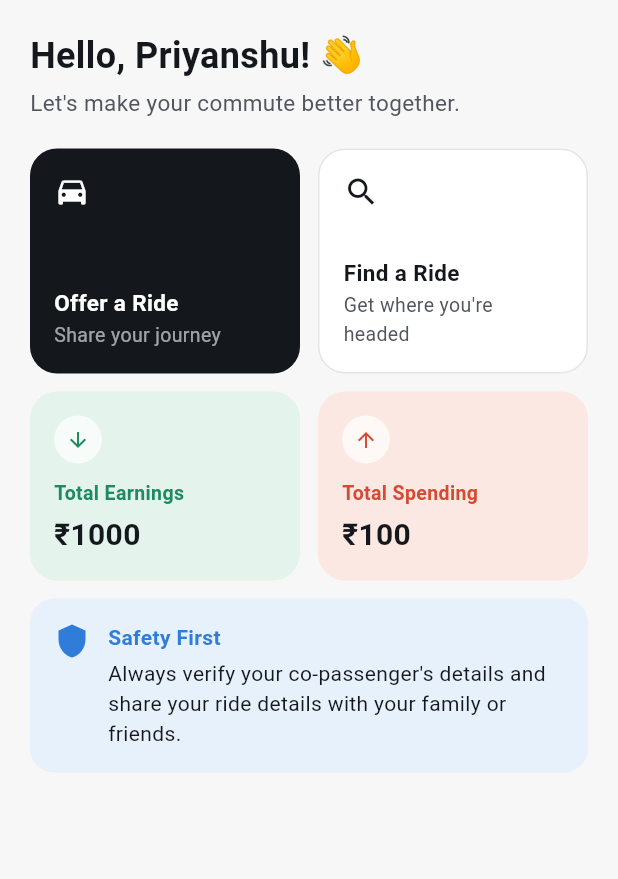
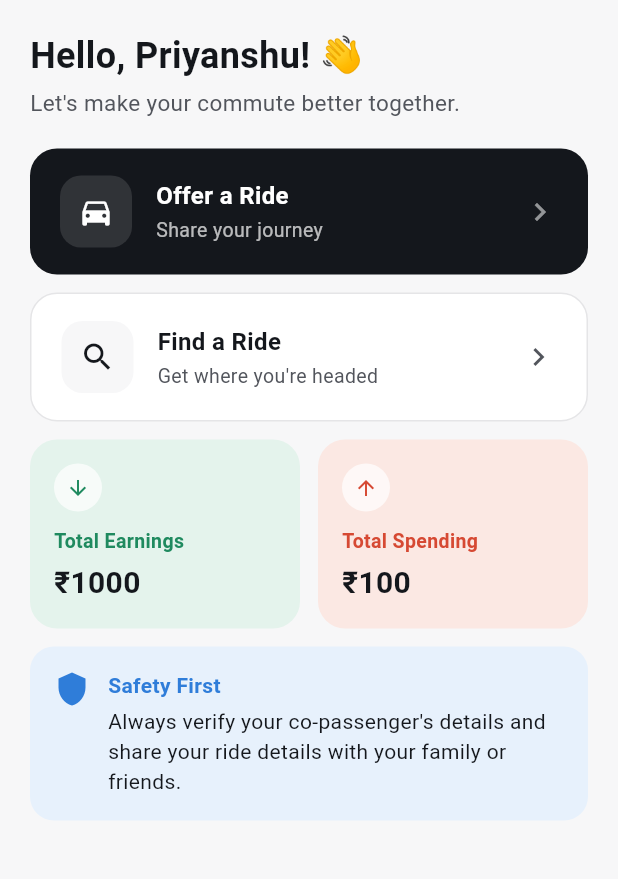
Before and after one commit to Hackotber-26/T06-HopSync, a Flutter app: the HomeScreen screen opened directly with empty values, on a phone screen of 412 x 824 dp, the part 96-975 px from its top. Run offline on Flutter 3.47's test engine with Material 3 defaults, Android fonts, the phone set to English and light mode, and no system bars; our stand-ins replace flutter_map, image_picker, latlong2; accounts and stored records are empty.

Commit message:
Make Offer a Ride and Find a Ride long full-width action cards

```diff
--- a/mobile/lib/screens/home_screen.dart
+++ b/mobile/lib/screens/home_screen.dart
@@ -34,28 +34,20 @@ class HomeScreen extends StatelessWidget {
           const SizedBox(height: 4),
           Text("Let's make your commute better together.", style: RText.sans(color: RColors.inkSoft)),
           const SizedBox(height: 20),
-          Row(
-            children: [
-              Expanded(
-                child: _actionCard(
+          _actionCard(
             dark: true,
             icon: Icons.directions_car,
             title: 'Offer a Ride',
             subtitle: 'Share your journey',
             onTap: () => navigate('offerRide'),
           ),
-              ),
-              const SizedBox(width: 12),
-              Expanded(
-                child: _actionCard(
+          const SizedBox(height: 12),
+          _actionCard(
             dark: false,
             icon: Icons.search,
             title: 'Find a Ride',
             subtitle: "Get where you're headed",
             onTap: () => navigate('findRide'),
-                ),
-              ),
-            ],
           ),
           const SizedBox(height: 12),
           Row(
@@ -98,21 +90,34 @@ class HomeScreen extends StatelessWidget {
       onTap: onTap,
       borderRadius: BorderRadius.circular(18),
       child: Container(
-        padding: const EdgeInsets.all(16),
-        height: 150,
+        padding: const EdgeInsets.symmetric(horizontal: 20, vertical: 18),
         decoration: BoxDecoration(
           color: dark ? RColors.ink : RColors.paperRaised,
           borderRadius: BorderRadius.circular(18),
           border: dark ? null : Border.all(color: RColors.rule),
         ),
+        child: Row(
+          children: [
+            Container(
+              padding: const EdgeInsets.all(12),
+              decoration: BoxDecoration(
+                color: dark ? Colors.white.withValues(alpha: 0.12) : RColors.paper,
+                borderRadius: BorderRadius.circular(14),
+              ),
+              child: Icon(icon, color: dark ? Colors.white : RColors.ink, size: 24),
+            ),
+            const SizedBox(width: 16),
+            Expanded(
               child: Column(
                 crossAxisAlignment: CrossAxisAlignment.start,
                 children: [
-            Icon(icon, color: dark ? Colors.white : RColors.ink, size: 24),
-            const Spacer(),
-            Text(title, style: TextStyle(color: dark ? Colors.white : RColors.ink, fontWeight: FontWeight.w700, fontSize: 15)),
+                  Text(title, style: TextStyle(color: dark ? Colors.white : RColors.ink, fontWeight: FontWeight.w700, fontSize: 16)),
                   const SizedBox(height: 2),
-            Text(subtitle, style: TextStyle(color: dark ? Colors.white60 : RColors.inkSoft, fontSize: 13)),
+                  Text(subtitle, style: TextStyle(color: dark ? Colors.white70 : RColors.inkSoft, fontSize: 13)),
+                ],
+              ),
+            ),
+            Icon(Icons.chevron_right, color: dark ? Colors.white54 : RColors.inkSoft),
           ],
         ),
       ),
```
Lines whose indentation alone changed are shown as unchanged.
